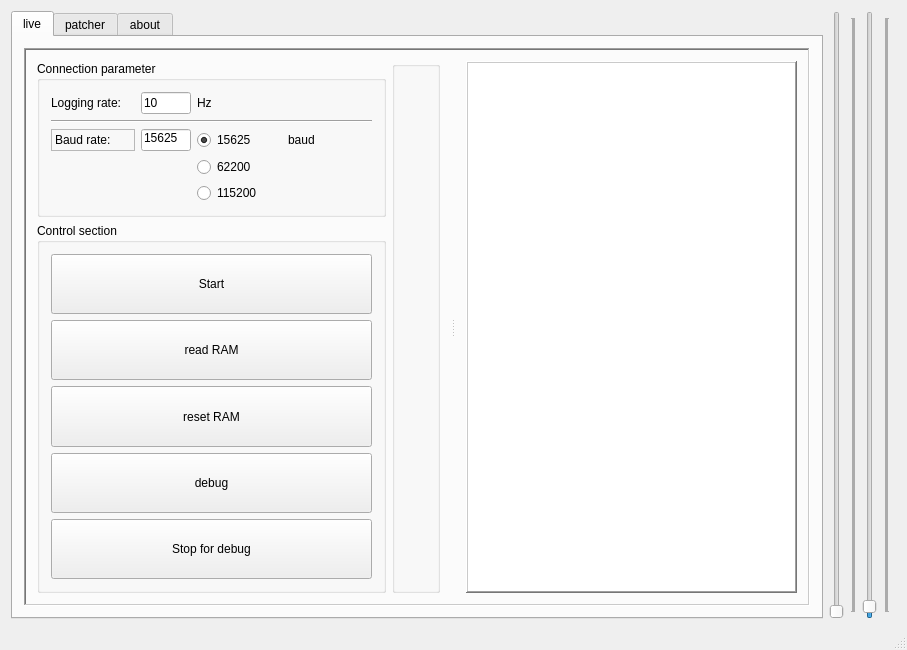
This is mainwindow.ui in DowJhob/Evo-live-map as Qt 5 draws it before an edit. The edited form follows.
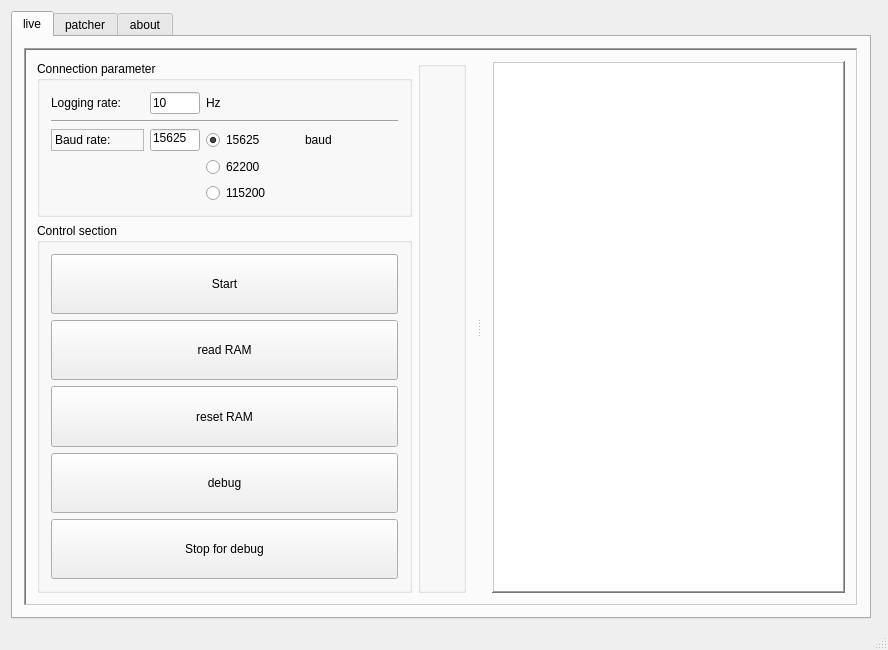
This is the edited form.

```diff
--- a/mainwindow.ui
+++ b/mainwindow.ui
@@ -747,62 +747,6 @@
       </widget>
      </widget>
     </item>
-    <item>
-     <widget class="QSlider" name="verticalSlider">
-      <property name="sizePolicy">
-       <sizepolicy hsizetype="Expanding" vsizetype="Expanding">
-        <horstretch>0</horstretch>
-        <verstretch>0</verstretch>
-       </sizepolicy>
-      </property>
-      <property name="maximum">
-       <number>10000</number>
-      </property>
-      <property name="pageStep">
-       <number>100</number>
-      </property>
-      <property name="orientation">
-       <enum>Qt::Vertical</enum>
-      </property>
-     </widget>
-    </item>
-    <item>
-     <widget class="QSlider" name="verticalSlider_2">
-      <property name="sizePolicy">
-       <sizepolicy hsizetype="Expanding" vsizetype="Expanding">
-        <horstretch>0</horstretch>
-        <verstretch>0</verstretch>
-       </sizepolicy>
-      </property>
-      <property name="minimumSize">
-       <size>
-        <width>40</width>
-        <height>100</height>
-       </size>
-      </property>
-      <property name="maximum">
-       <number>10000</number>
-      </property>
-      <property name="pageStep">
-       <number>100</number>
-      </property>
-      <property name="value">
-       <number>80</number>
-      </property>
-      <property name="sliderPosition">
-       <number>80</number>
-      </property>
-      <property name="orientation">
-       <enum>Qt::Vertical</enum>
-      </property>
-      <property name="tickPosition">
-       <enum>QSlider::TicksBothSides</enum>
-      </property>
-      <property name="tickInterval">
-       <number>1</number>
-      </property>
-     </widget>
-    </item>
     <item>
      <widget class="Line" name="line_2">
       <property name="enabled">
```
Left out of the diff: 4 changed lines with no effect on the pictures.
